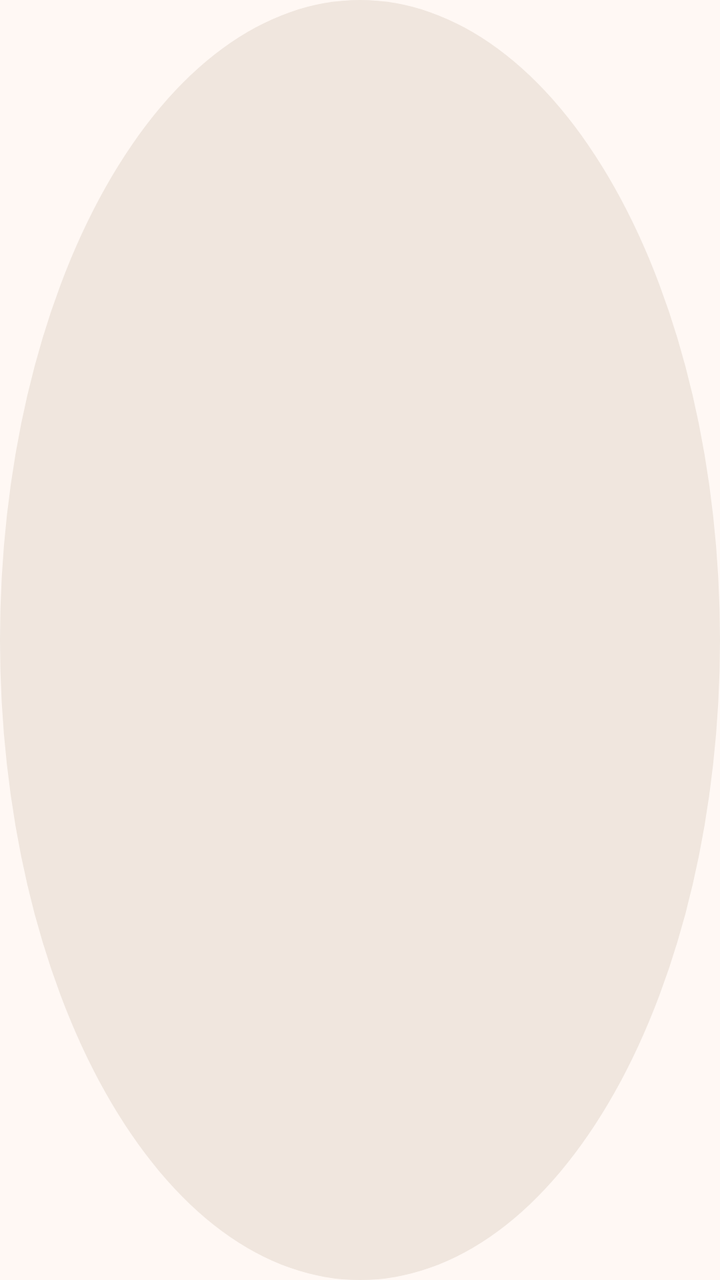
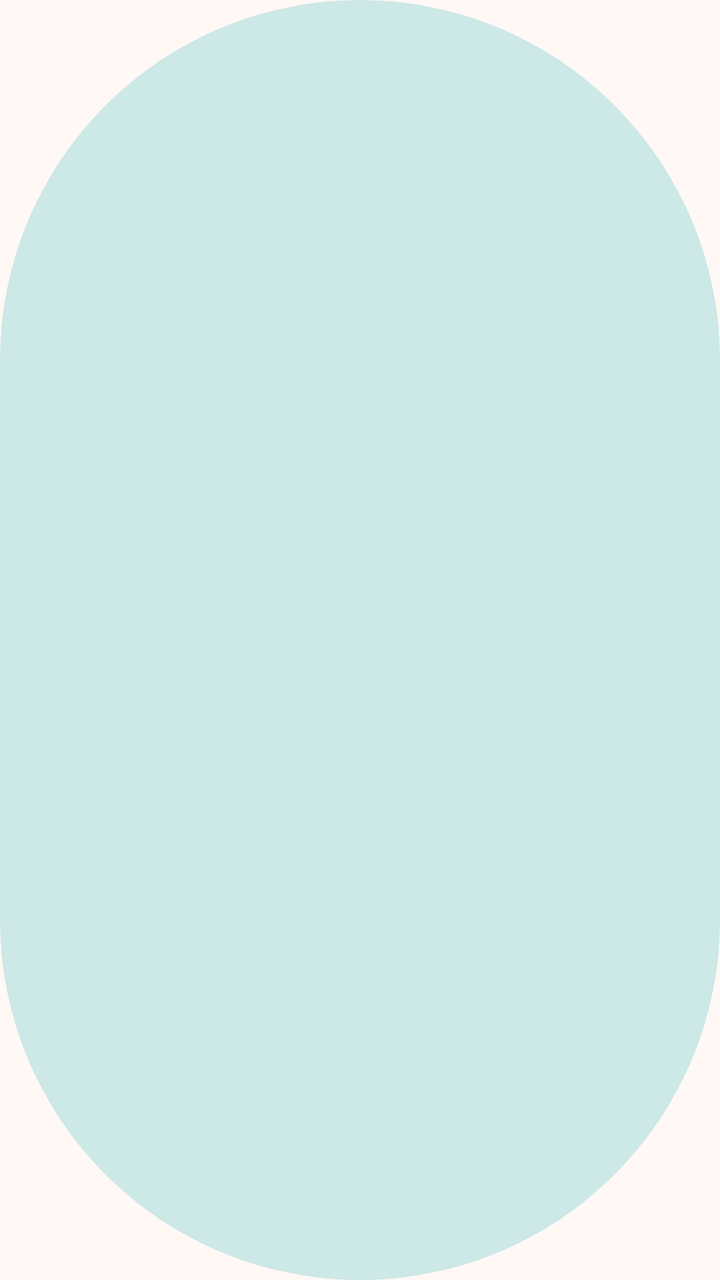

An Android layout rendered at two revisions. The XML below is the earlier revision; the diff shows what the commit changed to produce the second picture.
<!-- AndroidManifest.xml: application theme Theme.WaveFret -->
<!-- res/layout/item_tuner_string.xml -->
<?xml version="1.0" encoding="utf-8"?>
<TextView xmlns:android="http://schemas.android.com/apk/res/android"
    android:layout_width="@dimen/touch_target"
    android:layout_height="@dimen/touch_target"
    android:layout_marginHorizontal="@dimen/space_xs"
    android:background="@drawable/bg_string_badge"
    android:gravity="center"
    android:importantForAccessibility="no"
    android:textAppearance="@style/TextAppearance.WaveFret.Title"
    android:textColor="?attr/colorOnSurfaceVariant" />
<!-- resources referenced by this layout -->
<resources>
  <dimen name="space_xs">4dp</dimen>
  <dimen name="touch_target">48dp</dimen>
  <!-- drawable bg_string_badge (drawable) -->
  <?xml version="1.0" encoding="utf-8"?>
  <selector xmlns:android="http://schemas.android.com/apk/res/android">
      <item android:state_selected="true">
          <shape android:shape="oval">
              <solid android:color="?attr/colorPrimary" />
          </shape>
      </item>
      <item>
          <shape android:shape="oval">
              <solid android:color="?attr/colorSurfaceContainerHigh" />
          </shape>
      </item>
  </selector>
  <style name="TextAppearance.WaveFret.Title" parent="TextAppearance.Material3.TitleLarge" />
  <style name="Theme.WaveFret" parent="Base.Theme.WaveFret" />
  <color name="wf_primary">#8A5300</color>
  <color name="wf_on_primary">#FFFFFF</color>
  <color name="wf_primary_container">#FFDDB7</color>
  <color name="wf_on_primary_container">#2C1700</color>
  <color name="wf_secondary">#00696B</color>
  <color name="wf_on_secondary">#FFFFFF</color>
  <color name="wf_secondary_container">#CCE8E7</color>
  <color name="wf_on_secondary_container">#051F1F</color>
  <color name="wf_error">#BA1A1A</color>
  <color name="wf_on_error">#FFFFFF</color>
  <color name="wf_error_container">#FFDAD6</color>
  <color name="wf_on_error_container">#410002</color>
  <color name="wf_surface">#FFF8F4</color>
  <color name="wf_on_surface">#201B16</color>
  <color name="wf_on_surface_variant">#50453A</color>
  <color name="wf_outline">#827568</color>
  <color name="wf_outline_variant">#D4C4B5</color>
  <color name="wf_surface_container_lowest">#FFFFFF</color>
  <color name="wf_surface_container_low">#FCF2EA</color>
  <color name="wf_surface_container">#F6ECE4</color>
  <color name="wf_surface_container_high">#F0E6DE</color>
  <color name="wf_surface_container_highest">#EBE1D9</color>
  <style name="Widget.WaveFret.Card" parent="Widget.Material3.CardView.Filled">
          <item name="cardBackgroundColor">?attr/colorSurfaceContainer</item>
          <item name="shapeAppearance">@style/ShapeAppearance.Material3.Corner.Large</item>
      </style>
  <!-- unchanged entries left out for length: 1 -->
</resources>

<!-- the commit's change to res/layout/item_tuner_string.xml (unified diff, before → after) -->
@@ -1,10 +1,13 @@
 <?xml version="1.0" encoding="utf-8"?>
-<TextView xmlns:android="http://schemas.android.com/apk/res/android"
-    android:layout_width="@dimen/touch_target"
-    android:layout_height="@dimen/touch_target"
+<com.google.android.material.button.MaterialButton xmlns:android="http://schemas.android.com/apk/res/android"
+    xmlns:app="http://schemas.android.com/apk/res-auto"
+    style="@style/Widget.Material3.Button.TonalButton"
+    android:layout_width="0dp"
+    android:layout_height="72dp"
     android:layout_marginHorizontal="@dimen/space_xs"
-    android:background="@drawable/bg_string_badge"
-    android:gravity="center"
-    android:importantForAccessibility="no"
+    android:layout_weight="1"
+    android:insetTop="0dp"
+    android:insetBottom="0dp"
     android:textAppearance="@style/TextAppearance.WaveFret.Title"
-    android:textColor="?attr/colorOnSurfaceVariant" />
+    app:iconGravity="textStart"
+    app:iconPadding="@dimen/space_xs" />
<!-- resource entries referenced after the edit -->
@@ -1,21 +1,6 @@
 <!-- resources referenced by this layout -->
 <resources>
   <dimen name="space_xs">4dp</dimen>
-  <dimen name="touch_target">48dp</dimen>
-  <!-- drawable bg_string_badge (drawable) -->
-  <?xml version="1.0" encoding="utf-8"?>
-  <selector xmlns:android="http://schemas.android.com/apk/res/android">
-      <item android:state_selected="true">
-          <shape android:shape="oval">
-              <solid android:color="?attr/colorPrimary" />
-          </shape>
-      </item>
-      <item>
-          <shape android:shape="oval">
-              <solid android:color="?attr/colorSurfaceContainerHigh" />
-          </shape>
-      </item>
-  </selector>
   <style name="TextAppearance.WaveFret.Title" parent="TextAppearance.Material3.TitleLarge" />
   <style name="Theme.WaveFret" parent="Base.Theme.WaveFret" />
   <color name="wf_primary">#8A5300</color>
